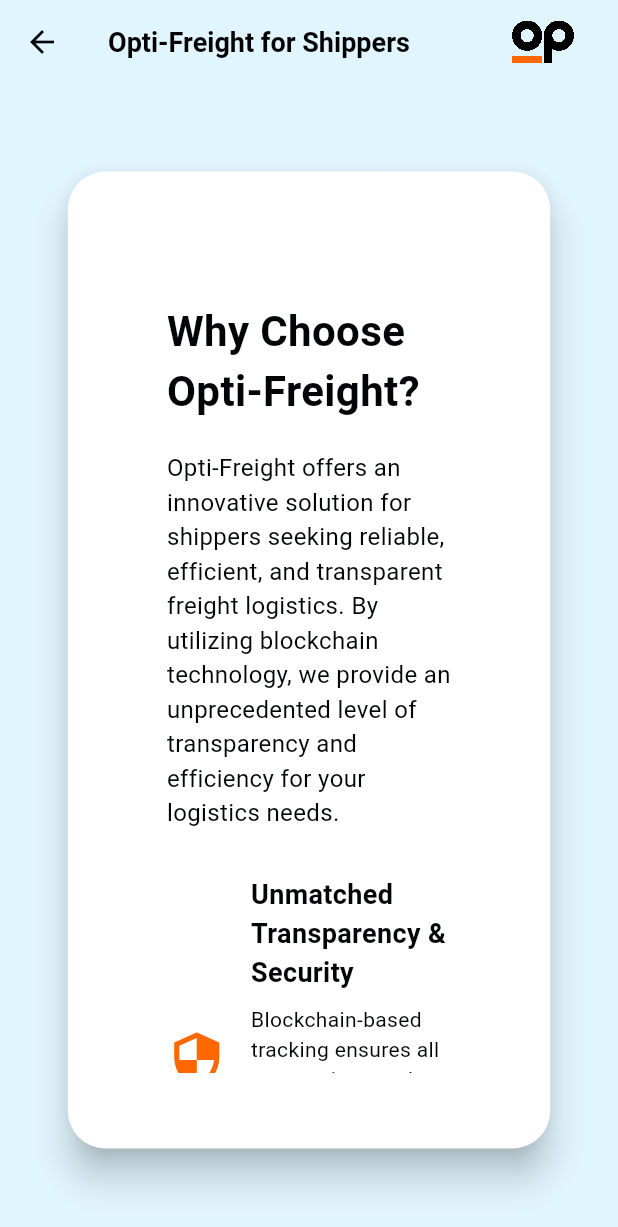
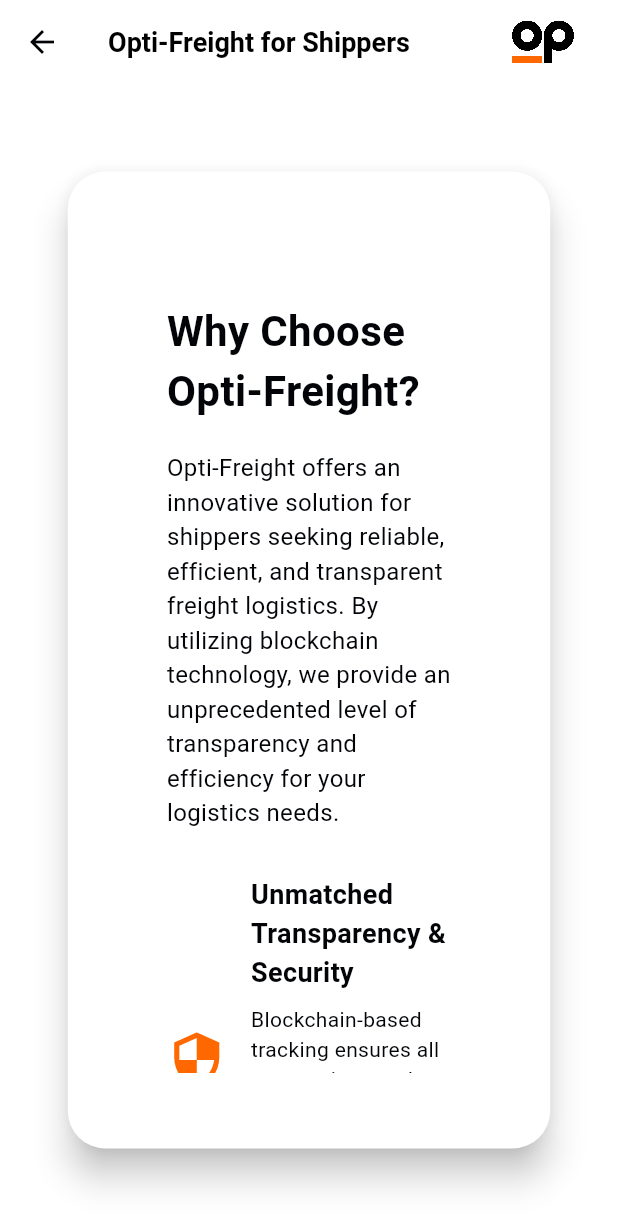
Before and after one commit to Opti-Freight/demo, a Flutter app: the ShipperLandingPage screen opened directly, on a phone screen of 412 x 824 dp. Shown: the top 1227 px of the screen. Run offline on Flutter 3.47's test engine with Material 3 defaults, Android fonts, the phone set to English and light mode, and no system bars; our stand-ins replace font_awesome_flutter, get, google_fonts; missing offline and left inert: easy_dashboard, truncate; network calls fail.

Commit message:
closing work for the day

```diff
--- a/lib/utils/theme.dart
+++ b/lib/utils/theme.dart
@@ -28,7 +28,7 @@ ThemeData appTheme = ThemeData(
   ),
   useMaterial3: true,
   primaryColor: AppColors.primary,
-  scaffoldBackgroundColor: Colors.lightBlue[50],
+  scaffoldBackgroundColor: Colors.white,
   appBarTheme: const AppBarTheme(
     scrolledUnderElevation: 0,
     titleTextStyle: TextStyle(
```
Also changed, not shown: 1 other file.
